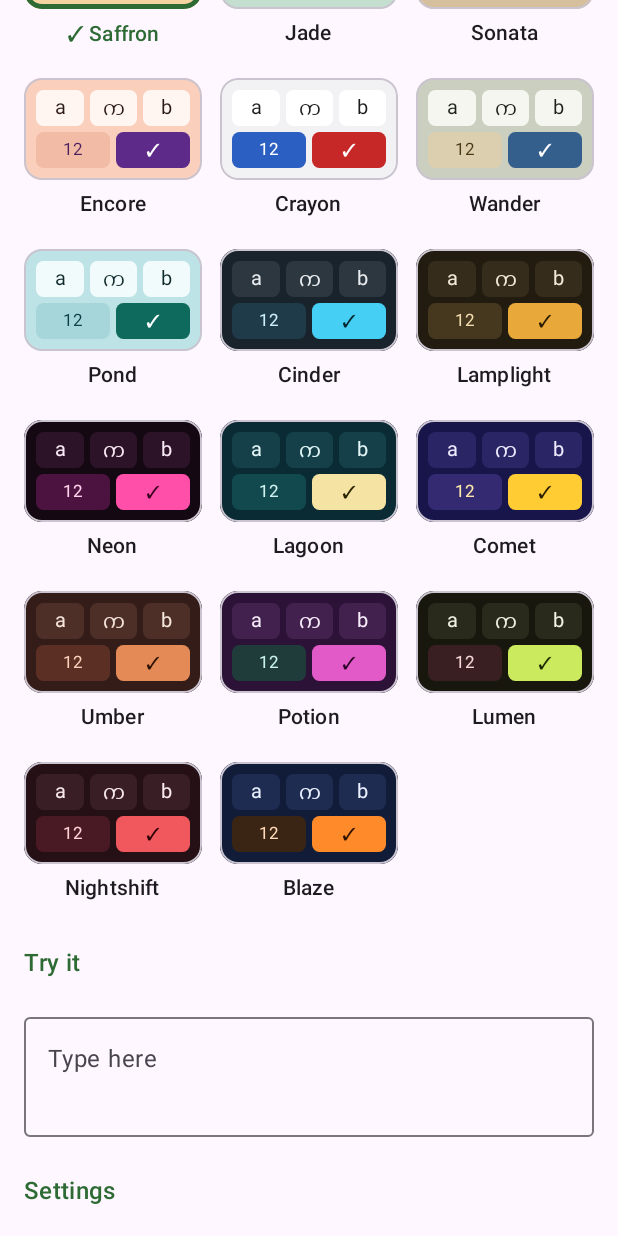
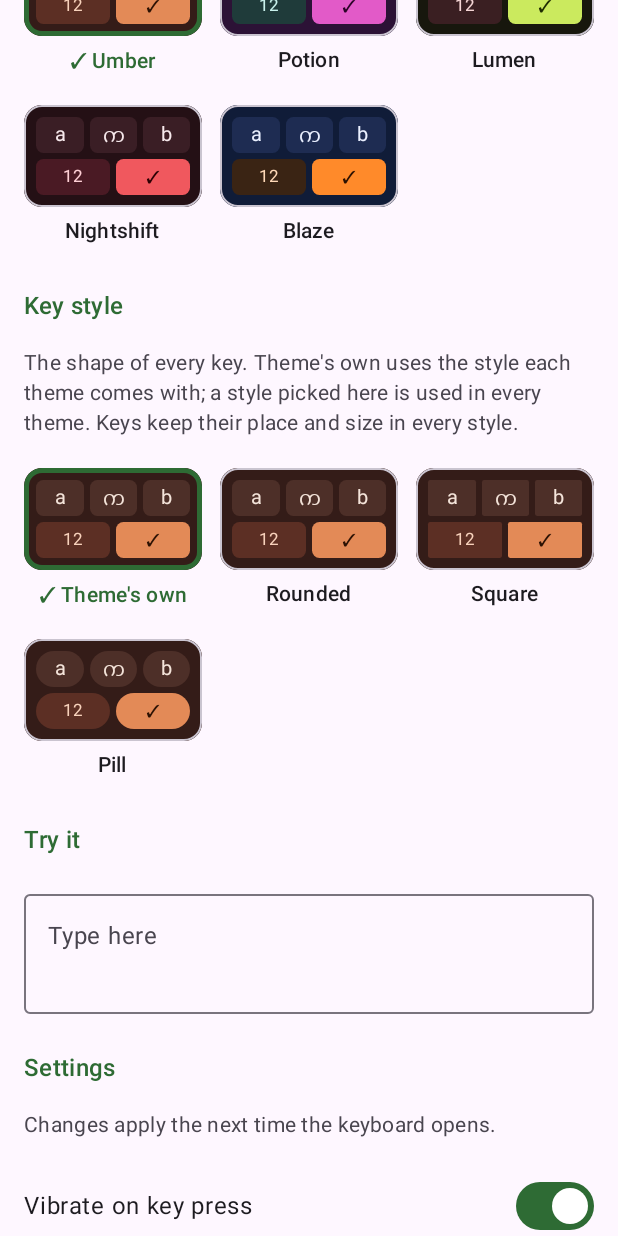
Before and after one commit to MinThantZinTun21/Akkhara, an Android app built with Jetpack Compose: the screen it shows after launch (AppActivity), after a tap on an icon or button, on a phone screen of 412 x 824 dp. Run offline under Robolectric (Android 15) with nearby library versions, the phone set to English and light mode, and no system bars.

Commit message:
Key style picker with Rounded, Square and Pill (#53)
Every theme names its own key style (Rounded for all thirty so far), and
the user can pick one for every theme under the theme picker. Keys, the
callout and the pressed emoji's mark follow the style's corners.

Also fixes the pressed emoji's mark, which read the Canvas's density inside
withClip instead of the screen's.

Co-Authored-By: Claude Opus 5.5 <noreply@anthropic.com>

```diff
--- a/app/src/main/kotlin/com/akkhara/keyboard/AppScreen.kt
+++ b/app/src/main/kotlin/com/akkhara/keyboard/AppScreen.kt
@@ -16,6 +16,7 @@ import androidx.compose.foundation.layout.Arrangement
 import androidx.compose.foundation.layout.Box
 import androidx.compose.foundation.layout.Column
 import androidx.compose.foundation.layout.Row
+import androidx.compose.foundation.layout.RowScope
 import androidx.compose.foundation.layout.Spacer
 import androidx.compose.foundation.layout.WindowInsets
 import androidx.compose.foundation.layout.consumeWindowInsets
@@ -138,7 +139,20 @@ fun AppScreen(
                 style = MaterialTheme.typography.bodyMedium,
                 color = MaterialTheme.colorScheme.onSurfaceVariant,
             )
-            ThemePicker(settings)
+            // The key style's previews are drawn in the theme picked above, so both share it.
+            var theme by remember { mutableStateOf(settings.theme) }
+            ThemePicker(theme) { picked ->
+                theme = picked
+                settings.theme = picked
+            }
+
+            SectionTitle(R.string.key_style_title)
+            Text(
+                stringResource(R.string.key_style_note),
+                style = MaterialTheme.typography.bodyMedium,
+                color = MaterialTheme.colorScheme.onSurfaceVariant,
+            )
+            KeyStylePicker(settings, Theme.shown(theme, systemIsDark = isSystemInDarkTheme()))
 
             SectionTitle(R.string.try_title)
             // Typed text is never saved, not even across a rotation (docs/adr/0002-no-network-permission.md).
@@ -196,12 +210,7 @@ fun AppScreen(
  * See GLOSSARY.md, "Theme".
  */
 @Composable
-private fun ThemePicker(settings: KeyboardSettings) {
-    var chosen by remember { mutableStateOf(settings.theme) }
-    val choose: (Theme?) -> Unit = { theme ->
-        chosen = theme
-        settings.theme = theme
-    }
+private fun ThemePicker(chosen: Theme?, choose: (Theme?) -> Unit) {
     Column(modifier = Modifier.selectableGroup(), verticalArrangement = Arrangement.spacedBy(12.dp)) {
         // Null is following the system, which comes first as it is what a new install does.
         ThemeGrid(listOf(null), chosen, choose)
@@ -236,10 +245,71 @@ private fun ThemeGrid(choices: List<Theme?>, chosen: Theme?, onChoose: (Theme?)
 }
 
 private const val THEME_COLUMNS = 3
+private const val PREVIEW_KEY_DP = 24f
 
-/** One choice in the [ThemePicker]: a few keys in the theme's colours, and its name. */
+/**
+ * The choice of key style: the theme's own first, then each style, each
+ * previewed in [theme], the theme the keyboard shows now. See GLOSSARY.md, "Key style".
+ */
+@Composable
+private fun KeyStylePicker(settings: KeyboardSettings, theme: Theme) {
+    var chosen by remember { mutableStateOf(settings.keyStyle) }
+    val choices: List<KeyStyle?> = listOf(null) + KeyStyle.entries
+    Column(modifier = Modifier.selectableGroup(), verticalArrangement = Arrangement.spacedBy(12.dp)) {
+        choices.chunked(THEME_COLUMNS).forEach { row ->
+            Row(horizontalArrangement = Arrangement.spacedBy(12.dp)) {
+                row.forEach { style ->
+                    PreviewCard(
+                        name = stringResource(style?.nameRes ?: R.string.key_style_theme_own),
+                        isChosen = style == chosen,
+                        onChoose = {
+                            chosen = style
+                            settings.keyStyle = style
+                        },
+                        modifier = Modifier.weight(1f),
+                    ) {
+                        KeysPreview(
+                            theme.palette,
+                            KeyStyle.shown(style, theme),
+                            letters = listOf("a", "က", "b"),
+                            modifier = Modifier.weight(1f),
+                        )
+                    }
+                }
+                repeat(THEME_COLUMNS - row.size) { Spacer(Modifier.weight(1f)) }
+            }
+        }
+    }
+}
+
+/** One choice in the [ThemePicker]: a few keys in the theme's colours and its own key style, and its name. */
 @Composable
 private fun ThemeCard(theme: Theme?, isChosen: Boolean, onChoose: () -> Unit, modifier: Modifier = Modifier) {
+    PreviewCard(
+        name = stringResource(theme?.nameRes ?: R.string.theme_follow_system),
+        isChosen = isChosen,
+        onChoose = onChoose,
+        modifier = modifier,
+    ) {
+        if (theme == null) {
+            // Following the system is Light in light mode and Dark in dark mode, so it shows half of each.
+            KeysPreview(Theme.Light.palette, Theme.Light.keyStyle, letters = listOf("a"), modifier = Modifier.weight(1f))
+            KeysPreview(Theme.Dark.palette, Theme.Dark.keyStyle, letters = listOf("က"), modifier = Modifier.weight(1f))
+        } else {
+            KeysPreview(theme.palette, theme.keyStyle, letters = listOf("a", "က", "b"), modifier = Modifier.weight(1f))
+        }
+    }
+}
+
+/** A choice shown as a small preview with its [name] under it, outlined while it is chosen. */
+@Composable
+private fun PreviewCard(
+    name: String,
+    isChosen: Boolean,
+    onChoose: () -> Unit,
+    modifier: Modifier = Modifier,
+    preview: @Composable RowScope.() -> Unit,
+) {
     val shape = RoundedCornerShape(12.dp)
     val colours = MaterialTheme.colorScheme
     val (outline, nameColour) = if (isChosen) colours.primary to colours.primary else colours.outlineVariant to colours.onSurface
@@ -255,17 +325,10 @@ private fun ThemeCard(theme: Theme?, isChosen: Boolean, onChoose: () -> Unit, mo
                 .fillMaxWidth()
                 .clip(shape)
                 .border(if (isChosen) 3.dp else 1.dp, outline, shape),
-        ) {
-            if (theme == null) {
-                // Following the system is Light in light mode and Dark in dark mode, so it shows half of each.
-                KeysPreview(Theme.Light.palette, letters = listOf("a"), modifier = Modifier.weight(1f))
-                KeysPreview(Theme.Dark.palette, letters = listOf("က"), modifier = Modifier.weight(1f))
-            } else {
-                KeysPreview(theme.palette, letters = listOf("a", "က", "b"), modifier = Modifier.weight(1f))
-            }
-        }
+            content = preview,
+        )
         Text(
-            text = (if (isChosen) "\u2713 " else "") + stringResource(theme?.nameRes ?: R.string.theme_follow_system),
+            text = (if (isChosen) "\u2713 " else "") + name,
             style = MaterialTheme.typography.labelLarge,
             color = nameColour,
             maxLines = 1,
@@ -273,9 +336,9 @@ private fun ThemeCard(theme: Theme?, isChosen: Boolean, onChoose: () -> Unit, mo
     }
 }
 
-/** A corner of the keyboard as [palette] draws it: letter keys, an action key and the enter key. */
+/** A corner of the keyboard as [palette] and [keyStyle] draw it: letter keys, an action key and the enter key. */
 @Composable
-private fun KeysPreview(palette: Palette, letters: List<String>, modifier: Modifier = Modifier) {
+private fun KeysPreview(palette: Palette, keyStyle: KeyStyle, letters: List<String>, modifier: Modifier = Modifier) {
     val gap = Arrangement.spacedBy(4.dp)
     Column(
         modifier = modifier.background(Color(palette.background)).padding(8.dp),
@@ -283,16 +346,16 @@ private fun KeysPreview(palette: Palette, letters: List<String>, modifier: Modif
     ) {
         Row(horizontalArrangement = gap) {
             letters.forEach { letter ->
-                PreviewKey(Color(palette.key), Modifier.weight(1f)) {
+                PreviewKey(Color(palette.key), keyStyle, Modifier.weight(1f)) {
                     Text(letter, color = Color(palette.label), fontSize = 13.sp, lineHeight = 16.sp)
                 }
             }
         }
         Row(horizontalArrangement = gap) {
-            PreviewKey(Color(palette.actionKey), Modifier.weight(1f)) {
+            PreviewKey(Color(palette.actionKey), keyStyle, Modifier.weight(1f)) {
                 Text("12", color = Color(palette.actionLabel), fontSize = 11.sp, lineHeight = 16.sp)
             }
-            PreviewKey(Color(palette.accent), Modifier.weight(1f)) {
+            PreviewKey(Color(palette.accent), keyStyle, Modifier.weight(1f)) {
                 Text("\u2713", color = Color(palette.onAccent), fontSize = 11.sp, lineHeight = 16.sp)
             }
         }
@@ -300,9 +363,11 @@ private fun KeysPreview(palette: Palette, letters: List<String>, modifier: Modif
 }
 
 @Composable
-private fun PreviewKey(colour: Color, modifier: Modifier = Modifier, label: @Composable () -> Unit) {
+private fun PreviewKey(colour: Color, keyStyle: KeyStyle, modifier: Modifier = Modifier, label: @Composable () -> Unit) {
+    // A preview key is smaller than a real one, so its corners shrink with it: Rounded keeps the 5 dp it had.
+    val corner = keyStyle.cornerRadius(PREVIEW_KEY_DP, density = 5f / 7f).dp
     Box(
-        modifier = modifier.height(24.dp).background(colour, RoundedCornerShape(5.dp)),
+        modifier = modifier.height(PREVIEW_KEY_DP.dp).background(colour, RoundedCornerShape(corner)),
         contentAlignment = Alignment.Center,
     ) { label() }
 }
--- a/app/src/main/kotlin/com/akkhara/keyboard/KeyCallout.kt
+++ b/app/src/main/kotlin/com/akkhara/keyboard/KeyCallout.kt
@@ -17,7 +17,7 @@ import com.akkhara.keyboard.engine.SPACE_SIGN
  * window because it must draw above the top row, outside the keyboard View.
  * It never takes touches: the keyboard View keeps the finger.
  */
-class KeyCallout(context: Context, private val palette: Palette) {
+class KeyCallout(context: Context, private val palette: Palette, private val keyStyle: KeyStyle) {
 
     private val density = context.resources.displayMetrics.density
     private val content = Content(context)
@@ -90,10 +90,11 @@ class KeyCallout(context: Context, private val palette: Palette) {
             textSize = 24f * resources.displayMetrics.scaledDensity
         }
         private val bounds = RectF()
-        private val radius = 8f * density
 
         override fun onDraw(canvas: Canvas) {
             bounds.set(0f, 0f, width.toFloat(), height.toFloat())
+            // A little rounder than a key, as the callout is bigger; it follows the key style's shape.
+            val radius = keyStyle.cornerRadius(height.toFloat(), density) + density
             fill.color = palette.callout
             canvas.drawRoundRect(bounds, radius, radius, fill)
             if (texts.isEmpty()) return
--- /dev/null
+++ b/app/src/main/kotlin/com/akkhara/keyboard/KeyStyle.kt
@@ -0,0 +1,41 @@
+package com.akkhara.keyboard
+
+import androidx.annotation.StringRes
+
+/**
+ * The shape every key is drawn with. A key style never changes a key's place
+ * or size, the layout or the font. Every [Theme] has its own; the user can
+ * pick one for every theme instead. See GLOSSARY.md, "Key style", and ADR 0007.
+ */
+enum class KeyStyle(@StringRes val nameRes: Int) {
+    /** Today's keys: softly rounded, with fully rounded ends on the keys at the ends of the bottom row. */
+    Rounded(R.string.key_style_rounded),
+
+    /** Small corners. */
+    Square(R.string.key_style_square),
+
+    /** Fully rounded ends on every key. */
+    Pill(R.string.key_style_pill),
+    ;
+
+    /**
+     * The corner radius, in pixels, of a key [height] pixels tall. [isEndKey]
+     * is a key at either end of the bottom row.
+     */
+    fun cornerRadius(height: Float, density: Float, isEndKey: Boolean = false): Float = when (this) {
+        Rounded -> if (isEndKey) height / 2 else ROUNDED_DP * density
+        Square -> SQUARE_DP * density
+        Pill -> height / 2
+    }
+
+    companion object {
+        private const val ROUNDED_DP = 7f
+        private const val SQUARE_DP = 2f
+
+        /** The key style the keyboard draws: the one the user picked, or else the theme's own. */
+        fun shown(chosen: KeyStyle?, theme: Theme): KeyStyle = chosen ?: theme.keyStyle
+
+        /** The key style stored under [name], or null for the theme's own. */
+        fun named(name: String?): KeyStyle? = entries.firstOrNull { it.name == name }
+    }
+}
--- a/app/src/main/kotlin/com/akkhara/keyboard/KeyboardSettings.kt
+++ b/app/src/main/kotlin/com/akkhara/keyboard/KeyboardSettings.kt
@@ -34,6 +34,13 @@ class KeyboardSettings(context: Context) {
         }
         set(value) {
             preferences.edit { if (value == null) remove(KEY_THEME) else putString(KEY_THEME, value.name) }
+        }
+
+    /** The key style the user picked for every theme, or null while each theme draws its own. See GLOSSARY.md, "Key style". */
+    var keyStyle: KeyStyle?
+        get() = KeyStyle.named(preferences.getString(KEY_KEY_STYLE, null))
+        set(value) {
+            preferences.edit { if (value == null) remove(KEY_KEY_STYLE) else putString(KEY_KEY_STYLE, value.name) }
         }
 
     /** The input language the keyboard was last typing, so it opens in the same one. */
@@ -78,5 +85,6 @@ class KeyboardSettings(context: Context) {
     private companion object {
         const val KEY_INPUT_LANGUAGE = "input_language"
         const val KEY_THEME = "theme"
+        const val KEY_KEY_STYLE = "key_style"
     }
 }
--- a/app/src/main/kotlin/com/akkhara/keyboard/Theme.kt
+++ b/app/src/main/kotlin/com/akkhara/keyboard/Theme.kt
@@ -11,7 +11,14 @@ import androidx.annotation.StringRes
  * The trending themes' colours come from docs/research/trending-film-themes.md.
  * Their names are Akkhara's own: never a title, character or studio.
  */
-enum class Theme(@StringRes val nameRes: Int, val isDark: Boolean, val palette: Palette, val group: Group) {
+enum class Theme(
+    @StringRes val nameRes: Int,
+    val isDark: Boolean,
+    val palette: Palette,
+    val group: Group,
+    /** The shape this theme draws its keys in, unless the user picks another. See GLOSSARY.md, "Key style". */
+    val keyStyle: KeyStyle = KeyStyle.Rounded,
+) {
     /** Grey and white with a green accent; what following the system draws in light mode. */
     Light(
         nameRes = R.string.theme_light,
--- a/app/src/main/res/values/strings.xml
+++ b/app/src/main/res/values/strings.xml
@@ -31,6 +31,12 @@
     <string name="theme_follow_system">Follow system</string>
     <string name="theme_group_classic">Classic</string>
     <string name="theme_group_trending">Trending</string>
+    <string name="key_style_title">Key style</string>
+    <string name="key_style_note">The shape of every key. Theme\'s own uses the style each theme comes with; a style picked here is used in every theme. Keys keep their place and size in every style.</string>
+    <string name="key_style_theme_own">Theme\'s own</string>
+    <string name="key_style_rounded">Rounded</string>
+    <string name="key_style_square">Square</string>
+    <string name="key_style_pill">Pill</string>
     <string name="theme_light">Light</string>
     <string name="theme_sand">Sand</string>
     <string name="theme_rose">Rose</string>
```
Also changed, not shown: app/src/main/kotlin/com/akkhara/keyboard/AkkharaImeService.kt (+5 -3 lines), app/src/main/kotlin/com/akkhara/keyboard/EmojiPanel.kt (+6 -3 lines), app/src/main/kotlin/com/akkhara/keyboard/KeyboardView.kt (+19 -20 lines), 1 other file.
